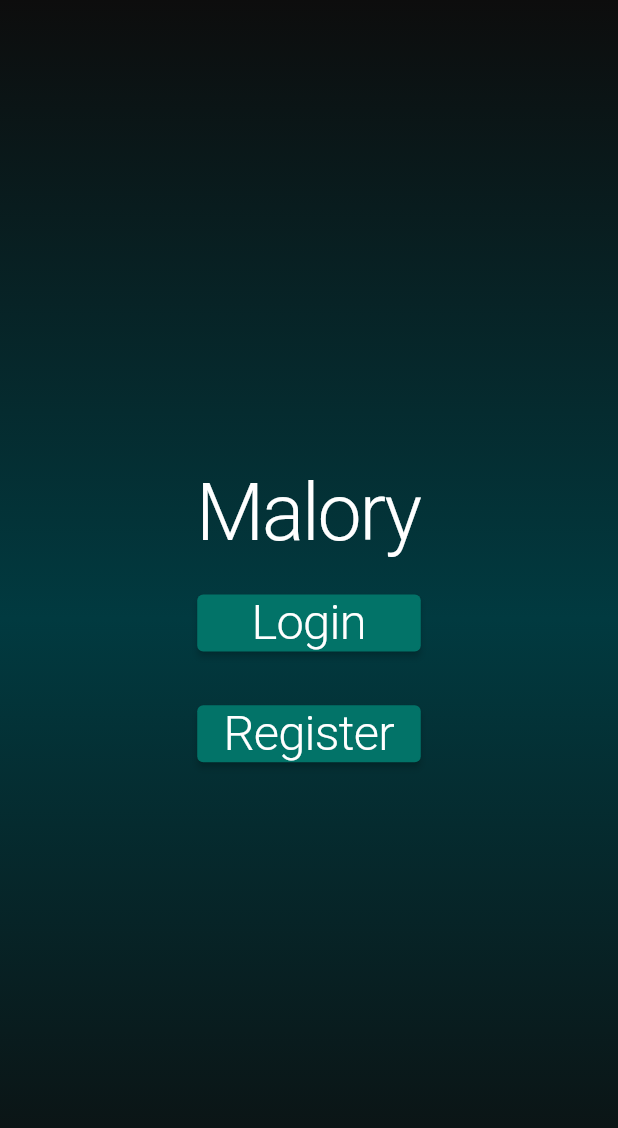
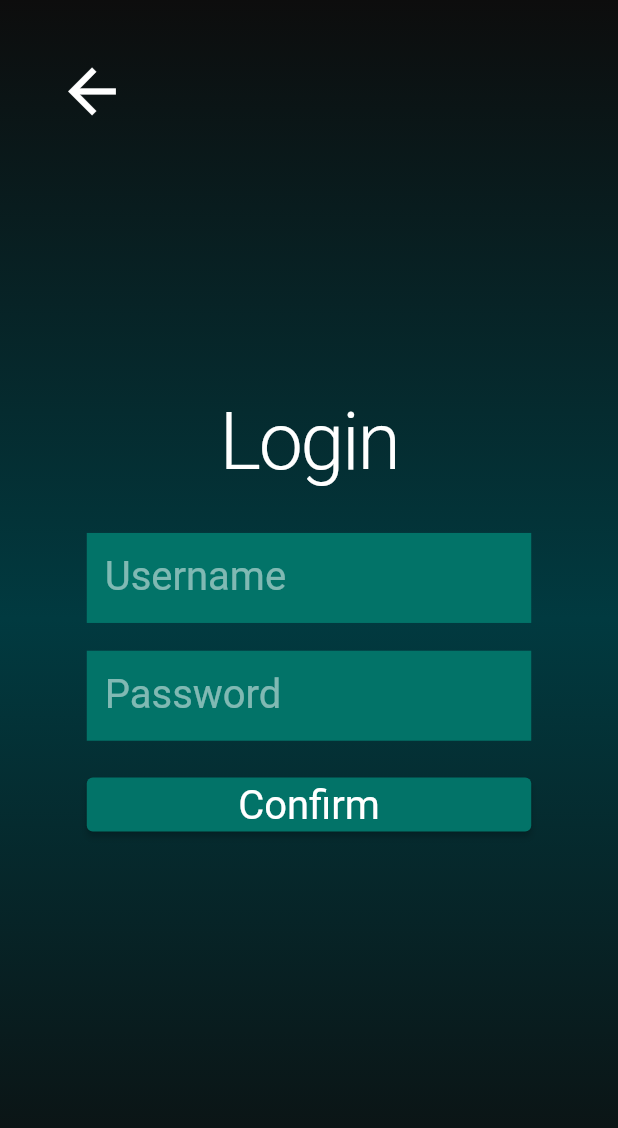
Before and after one commit to ItayElf/Malory, a Flutter app: the screen it shows after launch, on a phone screen of 412 x 824 dp. Shown: the top 1128 px of the screen. Run offline on Flutter 3.47's test engine with Material 2 defaults, Android fonts, the light colour scheme and no system bars; our stand-ins replace google_fonts.

Commit message:
base login register page

```diff
--- a/lib/main.dart
+++ b/lib/main.dart
@@ -1,6 +1,6 @@
 import 'package:flutter/material.dart';
 import 'package:google_fonts/google_fonts.dart';
-import 'package:malory/screens/home_screen.dart';
+import 'package:malory/screens/auth_screen.dart';
 import 'package:malory/utils.dart';
 
 void main() async {
@@ -18,6 +18,7 @@
         title: 'Malory',
         theme: ThemeData(
           primaryColor: const Color(0xff027368),
+          primaryColorLight: const Color(0xff167e74),
           textTheme: TextTheme(
             headline1: GoogleFonts.cinzelDecorative(
               fontSize: convert(71),
@@ -95,8 +96,14 @@
               letterSpacing: 1.5,
               color: Colors.white,
             ),
-            )),
-        home: const Home(),
+          ),
+          textSelectionTheme: const TextSelectionThemeData(
+            cursorColor: Color(0xff041026),
+          ),
+        ),
+        home: AuthScreen(
+          register: false,
+        ),
       ),
     );
   }
--- /dev/null
+++ b/lib/screens/auth_screen.dart
@@ -0,0 +1,177 @@
+import 'package:flutter/foundation.dart';
+import 'package:flutter/material.dart';
+import 'package:malory/services/client.dart';
+import 'package:malory/utils.dart';
+
+class AuthScreen extends StatelessWidget {
+  AuthScreen({
+    Key? key,
+    required this.register,
+  }) : super(key: key);
+
+  final bool register;
+  final TextEditingController username = TextEditingController();
+  final TextEditingController password = TextEditingController();
+
+  void showSnackBar(BuildContext context, String message) {
+    ScaffoldMessenger.of(context).showSnackBar(
+      SnackBar(
+        backgroundColor: Theme.of(context).primaryColor,
+        content: Text(
+          message,
+          style: Theme.of(context).textTheme.headline5,
+        ),
+      ),
+    );
+  }
+
+  Future<void> confirmAction(BuildContext context) async {
+    if (username.text.isEmpty) {
+      showSnackBar(context, "Enter a username");
+      return;
+    } else if (password.text.isEmpty) {
+      showSnackBar(context, "Enter a password");
+      return;
+    } else if (password.text.length < 8) {
+      showSnackBar(context, "Password needs to be at least 8 characters long");
+      return;
+    }
+
+    if (register) {
+      bool ans = await Client.registerUser(username.text, password.text);
+      print(ans);
+    } else {
+      bool ans = await Client.verifyUser(username.text, password.text);
+      print(ans);
+    }
+  }
+
+  @override
+  Widget build(BuildContext context) {
+    return LayoutBuilder(
+      builder: (context, constraints) => Scaffold(
+        body: Builder(
+          builder: (context) {
+            return Container(
+              decoration: const BoxDecoration(
+                gradient: LinearGradient(
+                  begin: Alignment.topCenter,
+                  end: Alignment.bottomCenter,
+                  colors: [
+                    Color(0xff0d0d0d),
+                    Color(0xff013a40),
+                    Color(0xff0d0d0d)
+                  ],
+                ),
+              ),
+              child: Stack(
+                children: [
+                  if (!kIsWeb)
+                    Positioned(
+                      top: convert(40),
+                      left: convert(40),
+                      child: IconButton(
+                        icon: Icon(
+                          Icons.arrow_back,
+                          color: Colors.white,
+                          size: convert(64),
+                        ),
+                        onPressed: Navigator.of(context).pop,
+                      ),
+                    ),
+                  Align(
+                    alignment: Alignment.center,
+                    child: IntrinsicWidth(
+                      child: Column(
+                        mainAxisSize: MainAxisSize.min,
+                        crossAxisAlignment: CrossAxisAlignment.stretch,
+                        children: [
+                          Text(
+                            register ? "Register" : "Login",
+                            style: Theme.of(context).textTheme.headline1,
+                            textAlign: TextAlign.center,
+                          ),
+                          SizedBox(
+                            height: convert(40),
+                          ),
+                          SizedBox(
+                            width: convert(400),
+                            child: TextFormField(
+                              style: Theme.of(context)
+                                  .textTheme
+                                  .bodyText1!
+                                  .copyWith(
+                                    fontSize: convert(36),
+                                  ),
+                              controller: username,
+                              decoration: InputDecoration(
+                                fillColor: Theme.of(context).primaryColor,
+                                filled: true,
+                                hintText: "Username",
+                                hintStyle: Theme.of(context)
+                                    .textTheme
+                                    .headline3!
+                                    .copyWith(
+                                        color: Colors.white.withAlpha(127)),
+                                focusColor: Theme.of(context).primaryColorLight,
+                                hoverColor: Theme.of(context).primaryColorLight,
+                                border: InputBorder.none,
+                              ),
+                            ),
+                          ),
+                          SizedBox(
+                            height: convert(25),
+                          ),
+                          SizedBox(
+                            width: convert(400),
+                            child: TextFormField(
+                              style: Theme.of(context)
+                                  .textTheme
+                                  .bodyText1!
+                                  .copyWith(
+                                    fontSize: convert(36),
+                                  ),
+                              controller: password,
+                              decoration: InputDecoration(
+                                fillColor: Theme.of(context).primaryColor,
+                                filled: true,
+                                hintText: "Password",
+                                hintStyle: Theme.of(context)
+                                    .textTheme
+                                    .headline3!
+                                    .copyWith(
+                                        color: Colors.white.withAlpha(127)),
+                                focusColor: Theme.of(context).primaryColorLight,
+                                hoverColor: Theme.of(context).primaryColorLight,
+                                border: InputBorder.none,
+                              ),
+                            ),
+                          ),
+                          SizedBox(
+                            height: convert(25),
+                          ),
+                          ElevatedButton(
+                            onPressed: () async {
+                              await confirmAction(context);
+                            },
+                            style: ElevatedButton.styleFrom(
+                              primary: Theme.of(context).primaryColor,
+                            ),
+                            child: Text(
+                              "Confirm",
+                              style: Theme.of(context).textTheme.headline3,
+                            ),
+                          )
+                        ],
+                      ),
+                    ),
+                  )
+                ],
+              ),
+            );
+          },
+        ),
+      ),
+    );
+  }
+}
--- a/lib/screens/home_screen.dart
+++ b/lib/screens/home_screen.dart
@@ -24,6 +24,7 @@ class Home extends StatelessWidget {
                 Text(
                   "Malory",
                   style: Theme.of(context).textTheme.headline1,
+                  textAlign: TextAlign.center,
                 ),
                 SizedBox(
                   height: convert(25),
```
Lines whose indentation alone changed are shown as unchanged.
